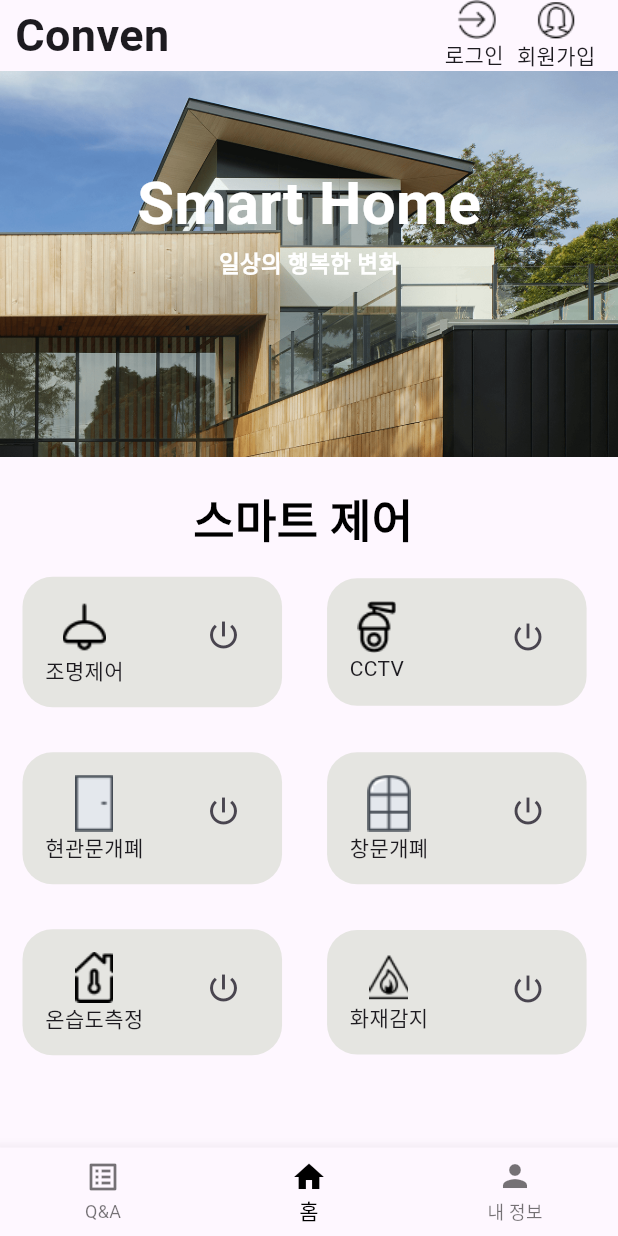
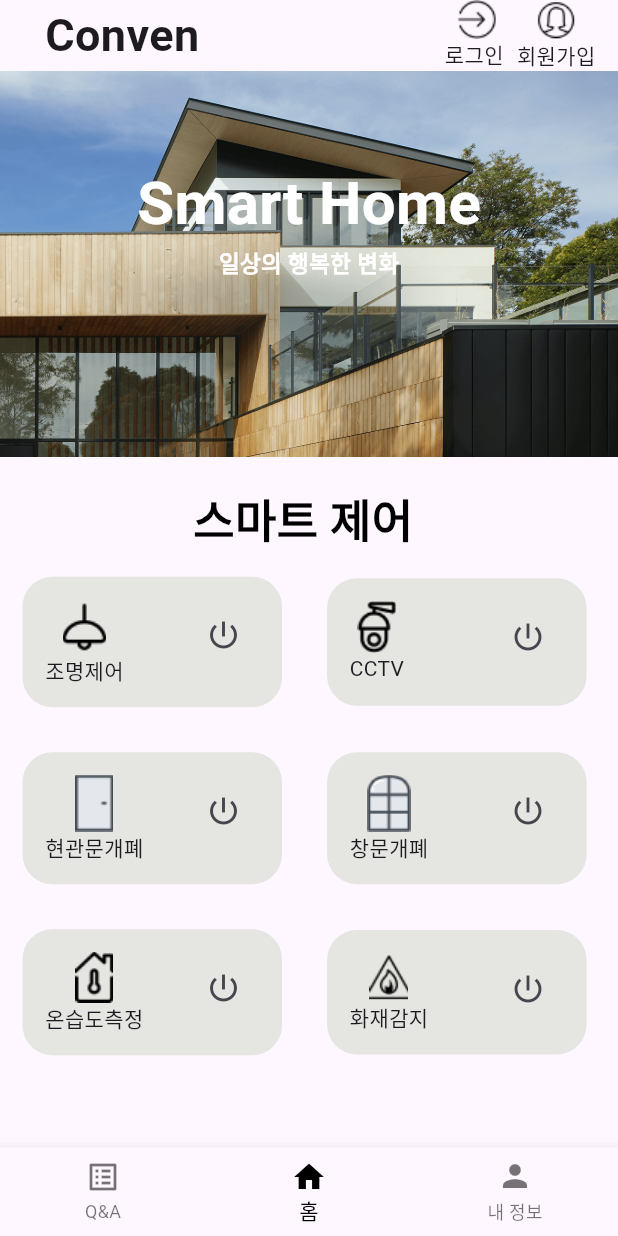
Before and after one commit to HiPeun/SmartHome, a Flutter app: the screen it shows after launch, on a phone screen of 412 x 824 dp. Run offline on Flutter 3.47's test engine with Material 3 defaults, Android fonts, the phone set to English and light mode, and no system bars; drawn by our look-alikes of carousel_slider; our stand-ins replace dio, flutter_local_notifications, flutter_secure_storage, freezed_annotation, get, shared_preferences; missing offline and left inert: flutter_mjpeg, kakao_flutter_sdk_user; generated files the repository leaves out were written again; network calls fail.

Commit message:
수정완료

```diff
--- a/lib/App/app_cus/app_notice.dart
+++ b/lib/App/app_cus/app_notice.dart
@@ -91,14 +91,18 @@ class _AppNoticeState extends State<AppNotice> {
                         fontWeight: FontWeight.bold,
                         fontSize: 18,
                       ),
+
                     ),
                     style: ElevatedButton.styleFrom(
                       minimumSize: Size(70, 50),
                       backgroundColor: showNotices ? Colors.grey : null,
                       shape: RoundedRectangleBorder(
                         borderRadius: BorderRadius.zero,
+
                       ),
+
                     ),
+
                   ),
                   ElevatedButton(
                     onPressed: () {
--- a/lib/App/app_screen/app_page2.dart
+++ b/lib/App/app_screen/app_page2.dart
@@ -323,7 +323,7 @@ class _Page2State extends State<Page2> {
                 children: [
                   Expanded(
                     child: Padding(
-                      padding: const EdgeInsets.only(left: 10),
+                      padding: const EdgeInsets.only(left: 30),
                       child: Text(
                         "Conven",
                         style: TextStyle(
```
